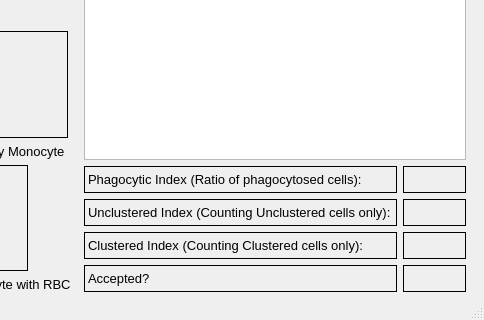
Before: the Qt Designer form Finalpipeline/gui/main_window.ui in Koi199/Blood-Cell-Classification, drawn with Qt 5; both pictures show x 315 to 799 and y 279 to 599 of the 799 by 599 pixel window.
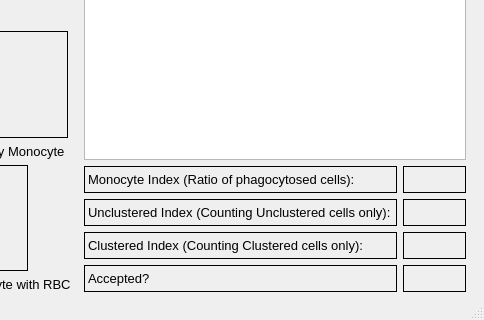
After: the same form once the commit is applied.

Commit message: Fixed monocyte index with new classifier amended from Beth's talk

What changed in the file:
```diff
--- a/Finalpipeline/gui/main_window.ui
+++ b/Finalpipeline/gui/main_window.ui
@@ -339,7 +339,7 @@
                 <enum>QFrame::Shape::Box</enum>
                </property>
                <property name="text">
-                <string>Phagocytic Index (Ratio of phagocytosed cells):</string>
+                <string>Monocyte Index (Ratio of phagocytosed cells):</string>
                </property>
               </widget>
              </item>
```
The commit also changes 14 other files.
